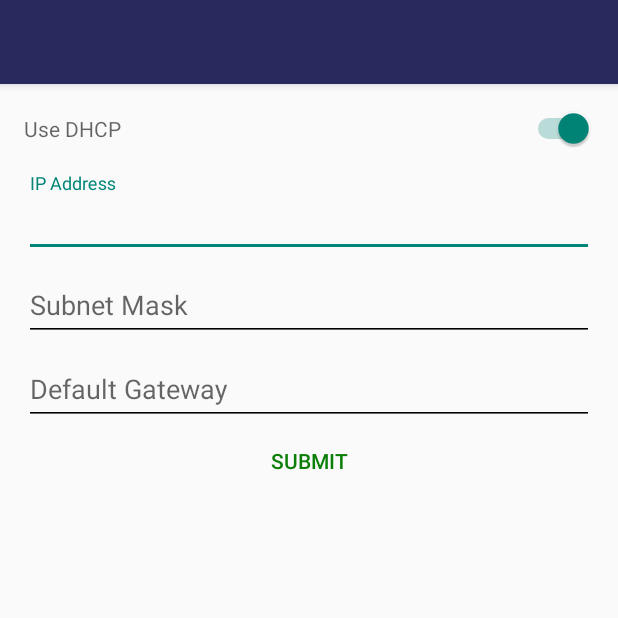
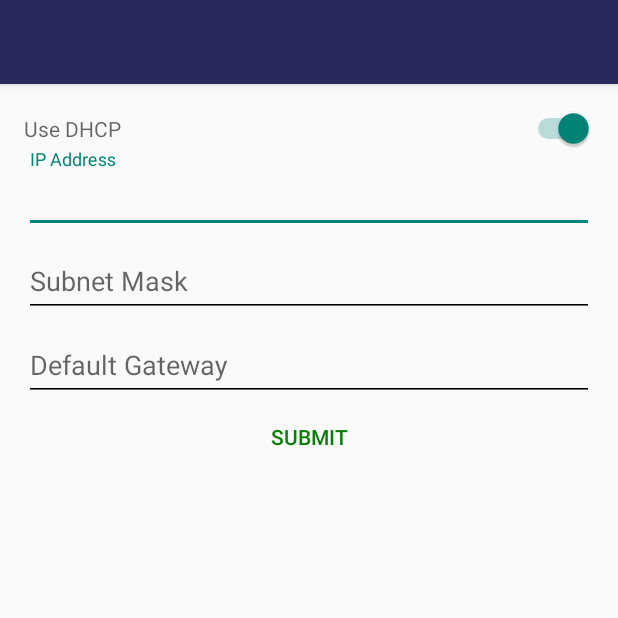
Before and after one commit to gatzka/android-scan, an Android app: the ConfigureActivity screen opened directly, with no data from a screen before it, on a phone screen of 412 x 824 dp, the top half of it. Run offline under Robolectric (Android 15) with nearby library versions, the phone set to English and light mode, and no system bars; libraries missing offline, so code that uses them is left out: com.hbm.devices; 11 statements that could not run were skipped.

Commit message:
Convert LinearLayout to ConstraintLayout.

```diff
--- a/src/main/res/layout/configure_layout.xml
+++ b/src/main/res/layout/configure_layout.xml
@@ -15,42 +15,50 @@
         app:layout_behavior="@string/appbar_scrolling_view_behavior"
         >
 
-        <android.support.v7.widget.LinearLayoutCompat
+        <android.support.constraint.ConstraintLayout
             android:layout_width="match_parent"
-            android:layout_height="wrap_content"
-            android:orientation="vertical"
-            android:layout_marginTop="16dp"
-            android:layout_marginStart="16dp"
-            android:layout_marginEnd="16dp"
-            >
+            android:layout_height="match_parent">
 
             <Switch
                 android:id="@+id/dhcp_switch"
                 android:hint="@string/use_dhcp"
                 android:layout_width="match_parent"
                 android:layout_height="wrap_content"
-                android:layout_marginBottom="16dp"
+                app:layout_constraintTop_toTopOf="parent"
+                android:layout_marginTop="16dp"
+                android:layout_marginStart="16dp"
+                android:layout_marginEnd="16dp"
                 />
 
             <android.support.design.widget.TextInputLayout
-                android:layout_width="match_parent"
-                android:layout_height="wrap_content">
+                android:id="@+id/configure_ip_address_text"
+                android:layout_width="0dp"
+                android:layout_height="wrap_content"
+                app:layout_constraintTop_toBottomOf="@+id/dhcp_switch"
+                app:layout_constraintStart_toStartOf="@id/dhcp_switch"
+                app:layout_constraintEnd_toEndOf="@id/dhcp_switch"
+                >
+
                 <EditText
                     android:id="@+id/configure_ip_address_edit"
                     android:ems="15"
                     android:digits="0123456789."
                     android:inputType="number|numberDecimal"
-                    android:layout_gravity="start|bottom"
                     android:maxLines="1"
                     android:hint="@string/configure_ip_address_label"
-                    android:layout_marginTop="@dimen/configure_margins"
                     android:layout_width="match_parent"
-                    android:layout_height="match_parent" />
+                    android:layout_height="match_parent"
+                    />
             </android.support.design.widget.TextInputLayout>
 
             <android.support.design.widget.TextInputLayout
-                android:layout_width="match_parent"
-                android:layout_height="wrap_content">
+                android:id="@+id/configure_subnet_text"
+                android:layout_width="0dp"
+                android:layout_height="wrap_content"
+                app:layout_constraintTop_toBottomOf="@+id/configure_ip_address_text"
+                app:layout_constraintStart_toStartOf="@id/dhcp_switch"
+                app:layout_constraintEnd_toEndOf="@id/dhcp_switch"
+                >
                 <EditText
                     android:id="@+id/configure_subnet_edit"
                     android:layout_width="match_parent"
@@ -58,16 +66,19 @@
                     android:ems="15"
                     android:digits="0123456789."
                     android:inputType="number|numberDecimal"
-                android:layout_gravity="start|bottom"
                     android:maxLines="1"
                     android:hint="@string/configure_subnet_label"
-                android:layout_marginTop="@dimen/configure_margins"
                     />
             </android.support.design.widget.TextInputLayout>
 
             <android.support.design.widget.TextInputLayout
-                android:layout_width="match_parent"
-                android:layout_height="wrap_content">
+                android:id="@+id/configure_gateway_ip_text"
+                android:layout_width="0dp"
+                android:layout_height="wrap_content"
+                app:layout_constraintTop_toBottomOf="@+id/configure_subnet_text"
+                app:layout_constraintStart_toStartOf="@id/dhcp_switch"
+                app:layout_constraintEnd_toEndOf="@id/dhcp_switch"
+                >
                 <EditText
                     android:id="@+id/configure_gateway_ip_edit"
                     android:layout_width="match_parent"
@@ -75,24 +86,22 @@
                     android:ems="15"
                     android:digits="0123456789."
                     android:inputType="number|numberDecimal"
-                    android:layout_gravity="start|bottom"
                     android:maxLines="1"
                     android:hint="@string/configure_gateway_label"
-                    android:layout_marginTop="@dimen/configure_margins"
                     />
             </android.support.design.widget.TextInputLayout>
 
             <Button
                 android:layout_width="match_parent"
                 android:layout_height="wrap_content"
+                app:layout_constraintTop_toBottomOf="@+id/configure_gateway_ip_text"
                 android:text="@string/submit"
                 android:textColor="@color/button_text_color"
                 android:id="@+id/submit"
                 style="?android:attr/borderlessButtonStyle"
-                android:layout_gravity="end|bottom"
                 />
+        </android.support.constraint.ConstraintLayout>
 
-        </android.support.v7.widget.LinearLayoutCompat>
     </android.support.v4.widget.NestedScrollView>
 
     <android.support.design.widget.AppBarLayout
--- a/src/main/res/layout/dev_item.xml
+++ b/src/main/res/layout/dev_item.xml
@@ -1,7 +1,6 @@
 <?xml version="1.0" encoding="utf-8"?>
 <android.support.v7.widget.CardView xmlns:android="http://schemas.android.com/apk/res/android"
     xmlns:card_view="http://schemas.android.com/apk/res-auto"
-    android:id="@+id/cardView"
     android:layout_width="match_parent"
     android:layout_height="wrap_content"
     android:layout_marginLeft="8dp"
--- a/src/main/res/values/dimensions.xml
+++ b/src/main/res/values/dimensions.xml
@@ -9,5 +9,4 @@
     <dimen name="details_card_margin_end">8dp</dimen>
     <dimen name="details_card_margin_bottom">4dp</dimen>
     <dimen name="ruler_height">1dp</dimen>
-    <dimen name="configure_margins">30dp</dimen>
 </resources>
```
Lines whose indentation alone changed are shown as unchanged.
